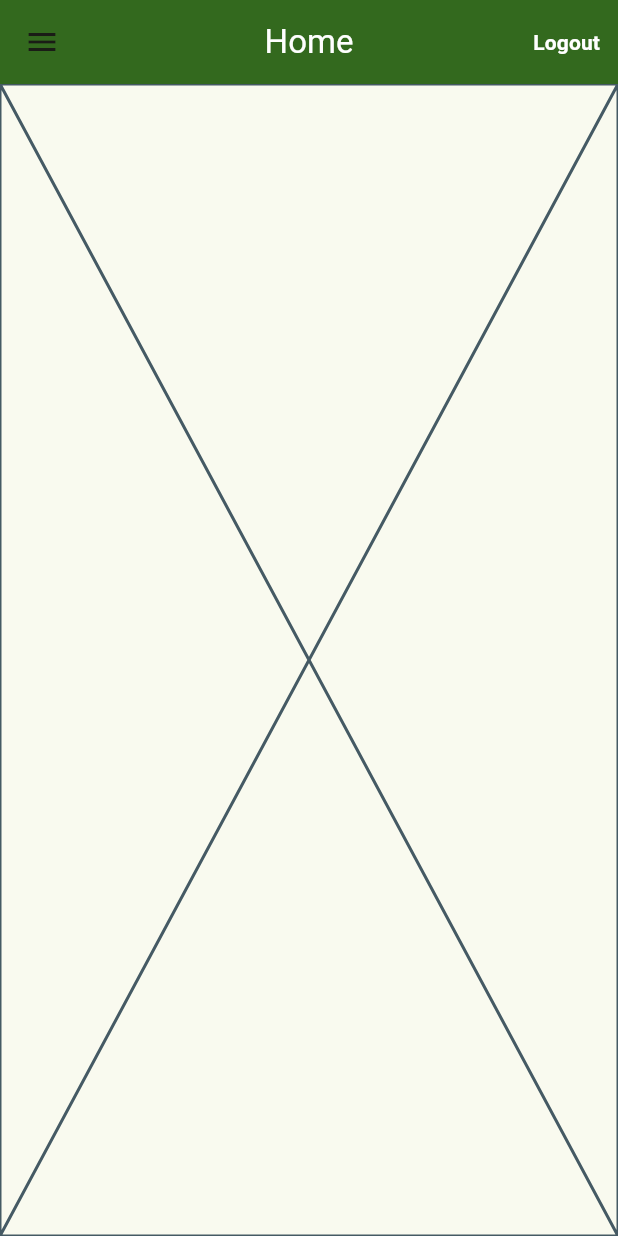
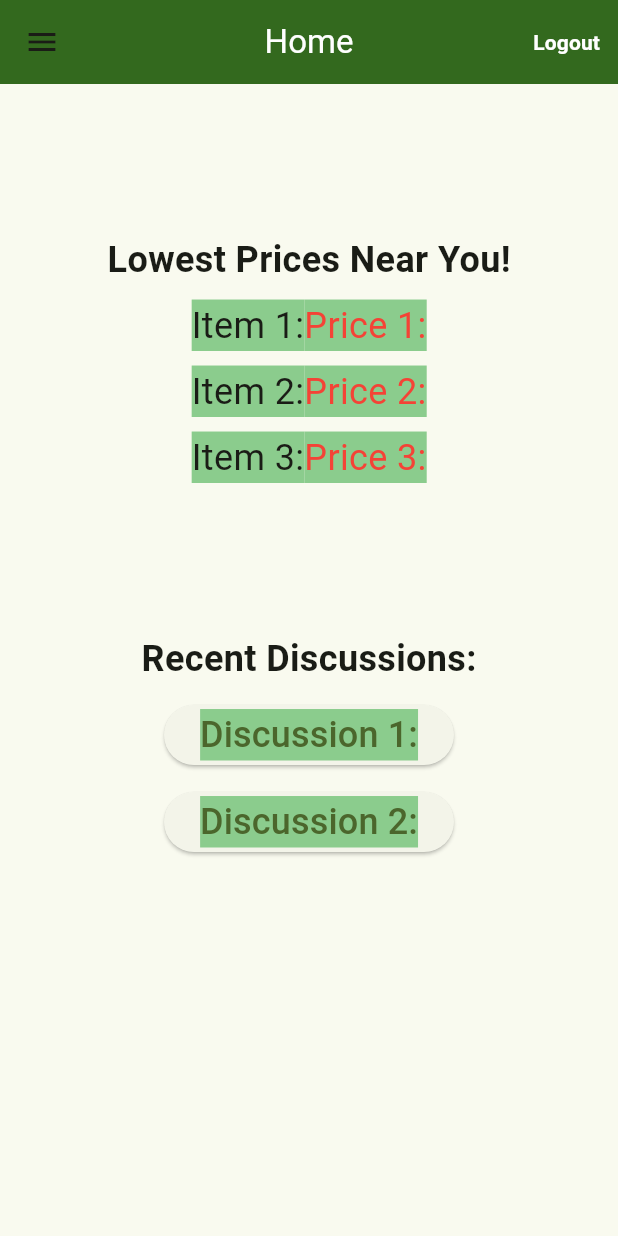
Before and after one commit to GoosiferIO/WareCheap, a Flutter app: the screen it shows after launch, on a phone screen of 412 x 824 dp. Run offline on Flutter 3.47's test engine with Material 2 defaults, Android fonts, the phone set to English and light mode, and no system bars; our stand-ins replace cloud_firestore, firebase_auth, firebase_core, font_awesome_flutter, google_sign_in; accounts and stored records are empty.

Commit message:
formated home and navbar

```diff
--- a/lib/home.dart
+++ b/lib/home.dart
@@ -2,6 +2,7 @@ import 'package:flutter/material.dart';
 import 'package:provider/provider.dart';
 import 'package:warecheap/navbar.dart';
 import 'package:warecheap/signinprovider.dart';
+import 'package:warecheap/storereview.dart';
 
 class Home extends StatelessWidget {
   const Home({super.key});
@@ -32,7 +33,94 @@ class Home extends StatelessWidget {
       ),
       drawer: navBar(context),
       body: Center(
-        child: Placeholder(),
+        child: Column(
+          children: <Widget>[
+            const SizedBox(height: 100),
+            const Text('Lowest Prices Near You!',
+                style: TextStyle(fontSize: 24, fontWeight: FontWeight.bold)),
+            const SizedBox(height: 10), // Add space
+            Row(
+              mainAxisAlignment: MainAxisAlignment.center,
+              children: <Widget>[
+                Column(
+                  //Names of items
+                  children: <Widget>[
+                    Text('Item 1:',
+                        style: TextStyle(
+                            backgroundColor: Color.fromARGB(255, 139, 204, 141),
+                            fontSize: 24)),
+                    SizedBox(height: 10),
+                    Text('Item 2:',
+                        style: TextStyle(
+                            backgroundColor: Color.fromARGB(255, 139, 204, 141),
+                            fontSize: 24)),
+                    SizedBox(height: 10),
+                    Text('Item 3:',
+                        style: TextStyle(
+                            backgroundColor: Color.fromARGB(255, 139, 204, 141),
+                            fontSize: 24)),
+                  ],
+                ),
+                Column(
+                  //Price of items
+                  children: <Widget>[
+                    Text('Price 1:',
+                        style: TextStyle(
+                            backgroundColor: Color.fromARGB(255, 139, 204, 141),
+                            color: Colors.red,
+                            fontSize: 24)),
+                    SizedBox(height: 10),
+                    Text('Price 2:',
+                        style: TextStyle(
+                            backgroundColor: Color.fromARGB(255, 139, 204, 141),
+                            color: Colors.red,
+                            fontSize: 24)),
+                    SizedBox(height: 10),
+                    Text('Price 3:',
+                        style: TextStyle(
+                            backgroundColor: Color.fromARGB(255, 139, 204, 141),
+                            color: Colors.red,
+                            fontSize: 24)),
+                  ],
+                ),
+              ],
+            ),
+            const SizedBox(height: 100),
+            const Text('Recent Discussions:',
+                style: TextStyle(fontSize: 24, fontWeight: FontWeight.bold)),
+            const SizedBox(height: 10),
+            Column(
+              //Price of items
+              children: <Widget>[
+                ElevatedButton(
+                  onPressed: () {
+                    Navigator.push(
+                      context,
+                      MaterialPageRoute(builder: (context) => reviewStore()),
+                    );
+                  },
+                  child: Text('Discussion 1:',
+                      style: TextStyle(
+                          backgroundColor: Color.fromARGB(255, 139, 204, 141),
+                          fontSize: 24)),
+                ),
+                const SizedBox(height: 10),
+                ElevatedButton(
+                  onPressed: () {
+                    Navigator.push(
+                      context,
+                      MaterialPageRoute(builder: (context) => reviewStore()),
+                    );
+                  },
+                  child: Text('Discussion 2:',
+                      style: TextStyle(
+                          backgroundColor: Color.fromARGB(255, 139, 204, 141),
+                          fontSize: 24)),
+                ),
+              ],
+            ),
+          ],
+        ),
       ),
     );
   }
--- a/lib/navbar.dart
+++ b/lib/navbar.dart
@@ -21,7 +21,7 @@ Widget navBar(context) {
         ),
         const Divider(),
         ListTile(
-            leading: const Icon(Icons.account_circle),
+            leading: const Icon(Icons.home),
             title: const Text('Home'),
             onTap: () {
               Navigator.pushNamedAndRemoveUntil(
@@ -29,7 +29,7 @@ Widget navBar(context) {
             }),
         const Divider(),
         ListTile(
-          leading: const Icon(Icons.settings),
+          leading: const Icon(Icons.set_meal),
           title: const Text('Browse'),
           onTap: () {
             Navigator.pushNamedAndRemoveUntil(
@@ -37,7 +37,7 @@ Widget navBar(context) {
           },
         ),
         ListTile(
-          leading: const Icon(Icons.settings),
+          leading: const Icon(Icons.format_list_bulleted),
           title: const Text('Forum'),
           onTap: () {
             Navigator.pushNamedAndRemoveUntil(
@@ -45,7 +45,7 @@ Widget navBar(context) {
           },
         ),
         ListTile(
-          leading: const Icon(Icons.settings),
+          leading: const Icon(Icons.login),
           title: const Text('Google Sign Up'),
           onTap: () {
             Navigator.pushNamedAndRemoveUntil(
@@ -53,7 +53,7 @@ Widget navBar(context) {
           },
         ),
         ListTile(
-          leading: const Icon(Icons.settings),
+          leading: const Icon(Icons.person),
           title: const Text('Profile Page'),
           onTap: () {
             Navigator.pushNamedAndRemoveUntil(
```
